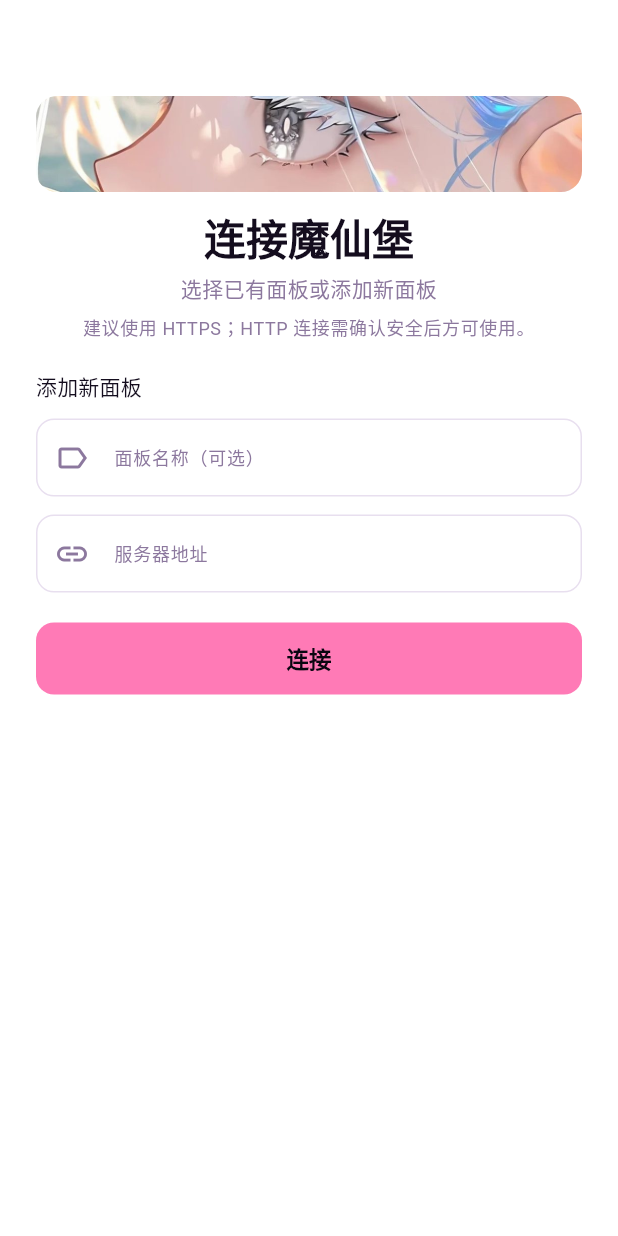
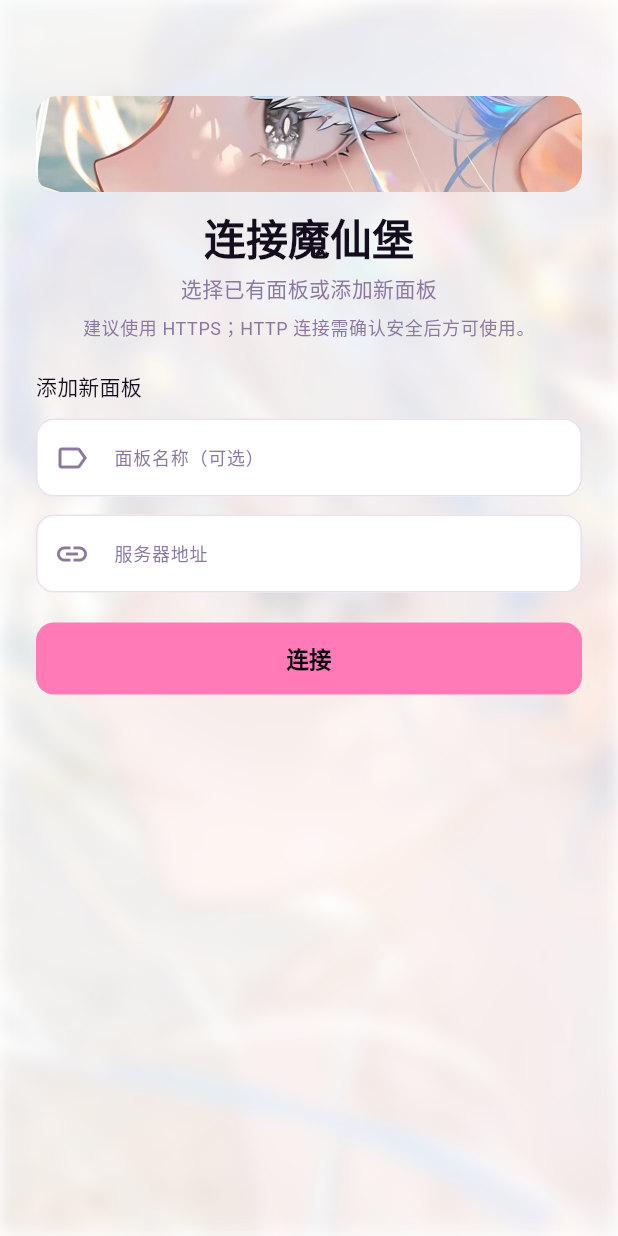
Before and after one commit to fairy9520i-beep/moxianbao-build, a Flutter app: the screen it shows after launch, on a phone screen of 412 x 824 dp. Run offline on Flutter 3.47's test engine with Material 3 defaults, Android fonts, the phone set to English and light mode, and no system bars; our stand-ins replace device_info_plus, dio, file_picker, fl_chart, flutter_riverpod, flutter_secure_storage and 6 more; missing offline and left inert: re_editor.

Commit message:
feat: 接入 App 背景层与卡片透明度

```diff
--- a/lib/app.dart
+++ b/lib/app.dart
@@ -2,7 +2,10 @@ import 'package:flutter/material.dart';
 import 'package:flutter_localizations/flutter_localizations.dart';
 import 'package:flutter_riverpod/flutter_riverpod.dart';
 import 'core/router/app_router.dart';
+import 'core/appearance/app_appearance.dart';
+import 'core/appearance/app_background.dart';
 import 'core/theme/app_theme.dart';
+import 'core/theme/design_tokens.dart';
 import 'features/app_lock/widgets/app_lock_gate.dart';
 
 // 本地化配置单独导出，测试直接复用同一份。
@@ -19,6 +22,9 @@ class DaidaiApp extends ConsumerWidget {
   @override
   Widget build(BuildContext context, WidgetRef ref) {
     final router = ref.watch(routerProvider);
+    final appearance = ref.watch(appAppearanceProvider);
+    // AppSurfaces 是无状态的取色器，把可变透明度挂上去，全库卡片一起生效。
+    AppSurfaces.cardAlpha = appearance.cardOpacity;
 
     return MaterialApp.router(
       title: '魔仙堡',
@@ -31,8 +37,9 @@ class DaidaiApp extends ConsumerWidget {
       // 不挂这三个 delegate，长按输入框的复制/粘贴/全选菜单会是英文（APP #17）。
       localizationsDelegates: appLocalizationsDelegates,
       supportedLocales: appSupportedLocales,
-      builder: (context, child) =>
-          AppLockGate(child: child ?? const SizedBox.shrink()),
+      builder: (context, child) => AppLockGate(
+        child: AppBackground(child: child ?? const SizedBox.shrink()),
+      ),
     );
   }
 }
```
